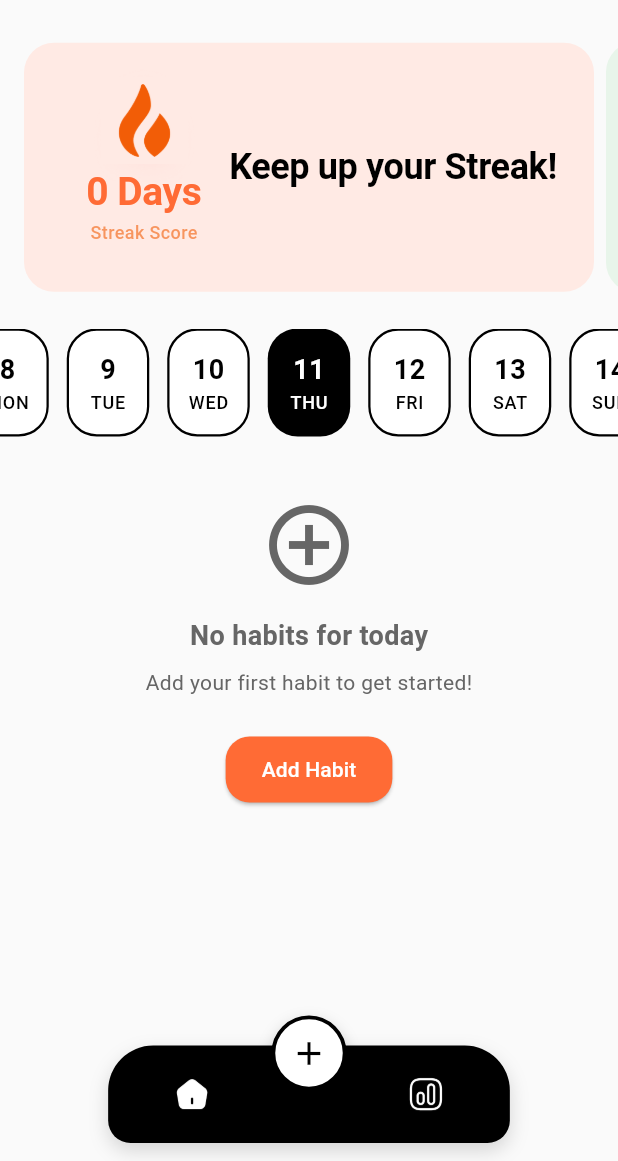
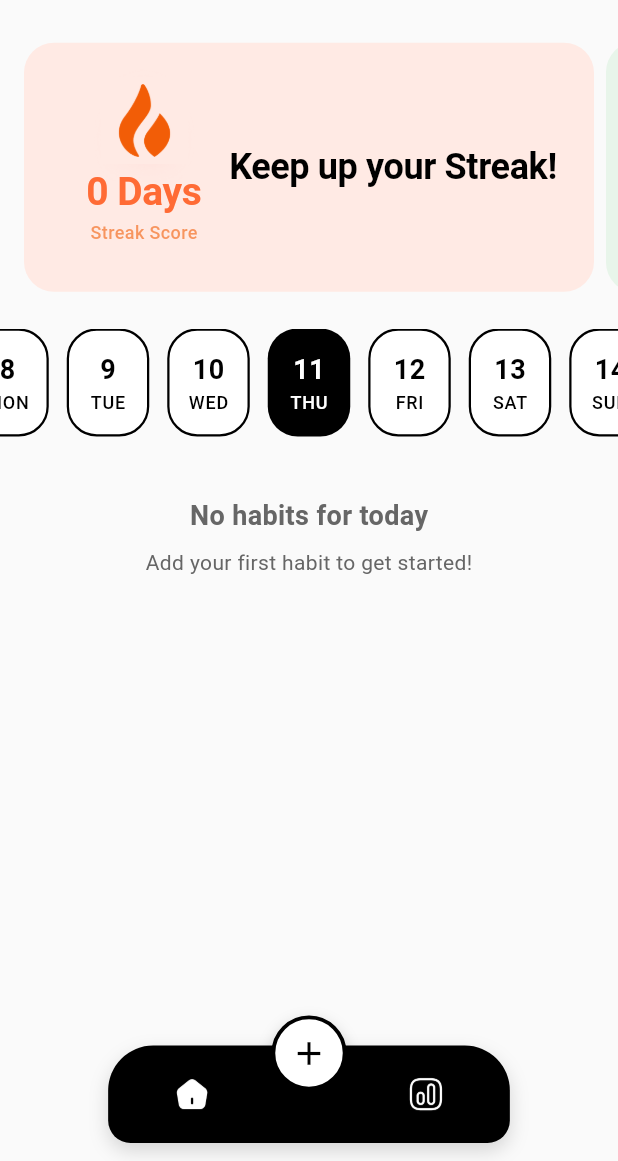
Before and after one commit to ahmed-sufi7/Habify, a Flutter app: the HomeScreen screen opened by its route, on a phone screen of 412 x 824 dp, the part 75-1236 px from its top. Run offline on Flutter 3.47's test engine with Material 3 defaults, Android fonts, the phone set to English and light mode, and no system bars; our stand-ins replace audioplayers, firebase_core, firebase_messaging, flutter_local_notifications, shared_preferences, sqflite and 2 more; accounts and stored records are empty; generated files the repository leaves out were written again.

Commit message:
No habits home screen card

```diff
--- a/lib/screens/home/home_screen.dart
+++ b/lib/screens/home/home_screen.dart
@@ -701,15 +701,9 @@ class _HomeScreenState extends State<HomeScreen> {
         if (todayHabits.isEmpty) {
           return Container(
             margin: const EdgeInsets.symmetric(horizontal: 24, vertical: 32),
-            child: Column(
+            child: const Column(
               children: [
-                const Icon(
-                  Icons.add_circle_outline,
-                  size: 64,
-                  color: neutralMediumGray,
-                ),
-                const SizedBox(height: 16),
-                const Text(
+                Text(
                   'No habits for today',
                   style: TextStyle(
                     fontSize: 18,
@@ -717,31 +711,13 @@ class _HomeScreenState extends State<HomeScreen> {
                     color: neutralMediumGray,
                   ),
                 ),
-                const SizedBox(height: 8),
-                const Text(
+                SizedBox(height: 8),
+                Text(
                   'Add your first habit to get started!',
                   style: TextStyle(
                     fontSize: 14,
                     color: neutralMediumGray,
                   ),
-                ),
-                const SizedBox(height: 24),
-                ElevatedButton(
-                  onPressed: () => Navigator.of(context).push(
-                    CupertinoPageRoute(
-                      builder: (context) => const AddHabitScreen(),
-                      fullscreenDialog: true,
-                    ),
-                  ),
-                  style: ElevatedButton.styleFrom(
-                    backgroundColor: primaryOrange,
-                    foregroundColor: neutralWhite,
-                    padding: const EdgeInsets.symmetric(horizontal: 24, vertical: 12),
-                    shape: RoundedRectangleBorder(
-                      borderRadius: BorderRadius.circular(16),
-                    ),
-                  ),
-                  child: const Text('Add Habit'),
                 ),
               ],
             ),
```
